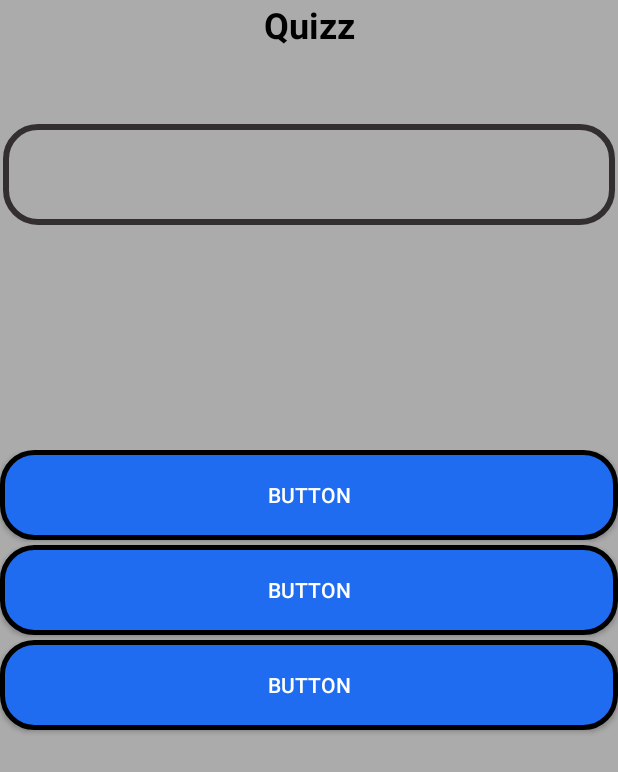
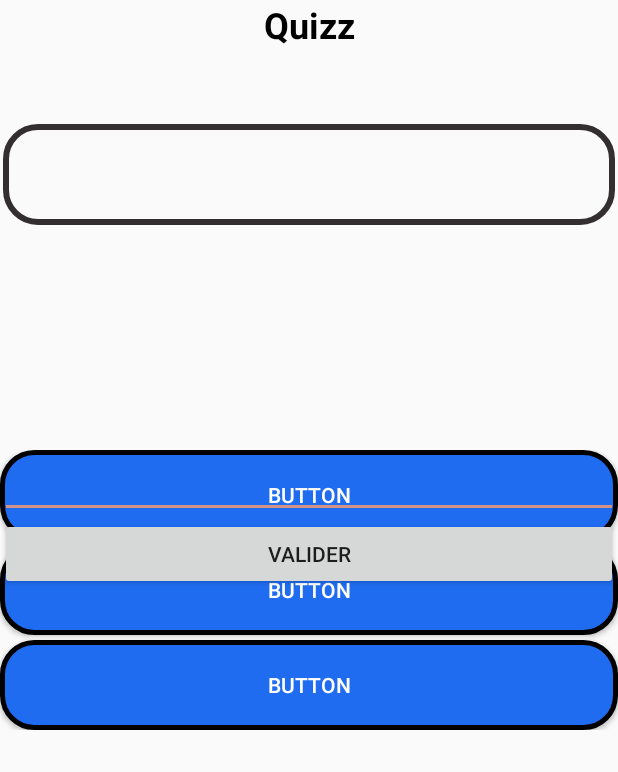
Before and after one commit to Yztoc/Android_MiniGames, an Android app: the layout activity_quizz.xml on its own in the app's theme, with its tools: preview values and no code run, on a phone screen of 412 x 824 dp. Shown: the top 772 px of the screen. Run offline under Robolectric (Android 15) with nearby library versions, the phone set to English and light mode, and no system bars.

Commit message:
ajout du quizz de calcul git add --all!

```diff
--- a/app/src/main/AndroidManifest.xml
+++ b/app/src/main/AndroidManifest.xml
@@ -21,6 +21,7 @@
         <activity
             android:name=".Quizz"
             android:label="@string/title_activity_quizz"
+            android:screenOrientation="portrait"
             android:theme="@style/AppTheme.NoActionBar"></activity>
     </application>
 
--- a/app/src/main/res/layout/activity_quizz.xml
+++ b/app/src/main/res/layout/activity_quizz.xml
@@ -4,7 +4,6 @@
     xmlns:tools="http://schemas.android.com/tools"
     android:layout_width="match_parent"
     android:layout_height="match_parent"
-    android:background="@color/colorGrey"
     tools:context=".Quizz">
 
 
@@ -36,11 +35,15 @@
             android:layout_marginBottom="150dp"
             android:background="@drawable/textview_border"
             android:textAlignment="center"
-            android:textColor="@android:color/white"
             android:textSize="50sp"
             android:textStyle="bold" />
 
+        <RelativeLayout
+            android:layout_width="match_parent"
+            android:layout_height="match_parent">
+
             <LinearLayout
+                android:id="@+id/multipleAnswersLayout"
                 android:layout_width="match_parent"
                 android:layout_height="wrap_content"
                 android:orientation="vertical">
@@ -71,6 +74,30 @@
                     android:text="Button"
                     android:textColor="@android:color/white" />
 
+            </LinearLayout>
+
+            <LinearLayout
+                android:id="@+id/calculAnswerLayout"
+                android:layout_width="match_parent"
+                android:layout_height="wrap_content"
+                android:orientation="vertical">
+
+                <EditText
+                    android:id="@+id/calculAnswerInput"
+                    android:layout_width="match_parent"
+                    android:layout_height="wrap_content"
+                    android:digits="0123456789."
+                    android:ems="10"
+                    android:inputType="numberDecimal" />
+
+                <Button
+                    android:id="@+id/validCalculButton"
+                    android:layout_width="match_parent"
+                    android:layout_height="wrap_content"
+                    android:text="@string/valid_button_text" />
+            </LinearLayout>
+        </RelativeLayout>
+
         <LinearLayout
             android:layout_width="match_parent"
             android:layout_height="wrap_content"
@@ -96,7 +123,7 @@
                 android:visibility="invisible"
                 tools:text="@string/next_question" />
         </LinearLayout>
-        </LinearLayout>
+
     </LinearLayout>
 
 
--- a/app/src/main/res/values/strings.xml
+++ b/app/src/main/res/values/strings.xml
@@ -7,4 +7,5 @@
     <string name="great_response_quizz">Bonne réponse !</string>
     <string name="bad_response_quizz">Mauvaise réponse !</string>
     <string name="next_question">Question suivante</string>
+    <string name="valid_button_text">Valider</string>
 </resources>
```
Also changed, not shown: app/src/main/java/tj/project/esir/progmobproject/Quizz.java (+56 -16 lines). Lines whose indentation alone changed are shown as unchanged.
